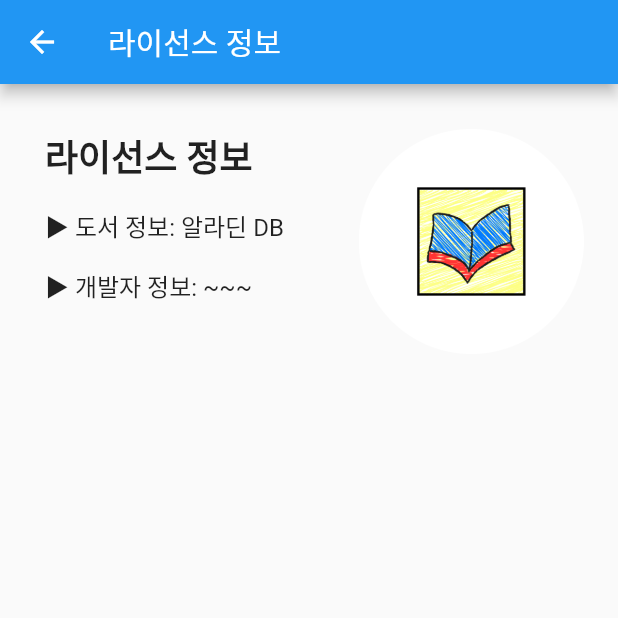
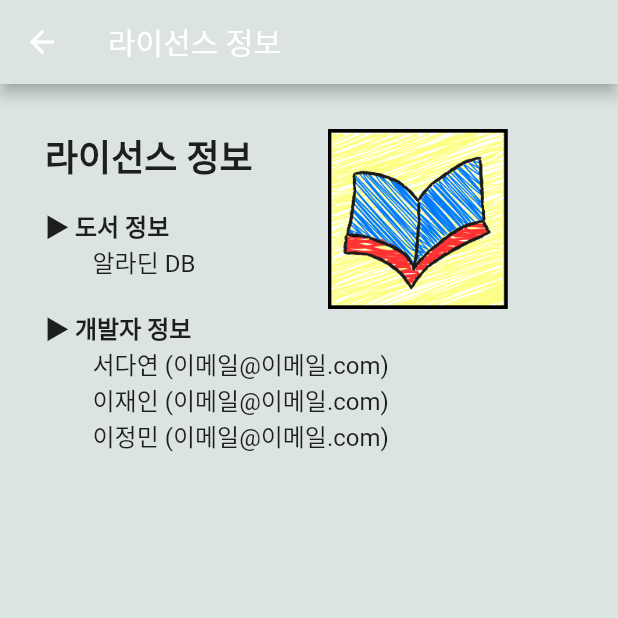
Before and after one commit to 2023-2-CAU-AI-MP-TeamProject/book_juk, a Flutter app: the License screen opened directly, on a phone screen of 412 x 824 dp, the top half of it. Run offline on Flutter 3.47's test engine with Material 2 defaults, Android fonts, the phone set to English and light mode, and no system bars; our stand-ins replace cloud_firestore, firebase_auth, firebase_core, fl_chart, flutter_native_splash, google_sign_in and 1 more; missing offline and left inert: kakao_flutter_sdk_user; accounts and stored records are empty.

Commit message:
전체적인 색깔: DBE3E3 사용, 초기화, 테마 설정, 로그아웃, 라이선스 정보 수정

```diff
--- a/lib/Statistics.dart
+++ b/lib/Statistics.dart
@@ -72,6 +72,8 @@ class _StatisticsState extends State<Statistics> {
 
     return Scaffold(
       body: Center(
+        child: Container(
+          color: Color(0xffDBE3E3),
           child: Column(
             mainAxisAlignment: MainAxisAlignment.center,
             children: [
@@ -181,6 +183,7 @@ class _StatisticsState extends State<Statistics> {
             ],
           ),
         ),
+      ),
     );
   }
 }
--- a/lib/main.dart
+++ b/lib/main.dart
@@ -245,7 +245,7 @@ with SingleTickerProviderStateMixin {
             ).toList()
           ),
           bottomNavigationBar: Container(
-            color: Colors.transparent,
+            color: Color(0xffDBE3E3),
             child: TabBar(
               tabs: <Tab>[
                 Tab(
--- a/lib/search/search.dart
+++ b/lib/search/search.dart
@@ -124,7 +124,7 @@ with TickerProviderStateMixin{
           ),
         ),
         titleSpacing: 0,
-        backgroundColor: Colors.transparent,
+        backgroundColor: Color(0xffDBE3E3),
         elevation: 0,
       ),
       body: body,
@@ -146,7 +146,8 @@ with TickerProviderStateMixin{
         onTap:() => FocusScope.of(context).unfocus(),
         onVerticalDragStart: (details) => FocusScope.of(context).unfocus(),
         onHorizontalDragStart: (details) => FocusScope.of(context).unfocus(),
-        child: const SizedBox(
+        child: Container(
+          color: Color(0xffDBE3E3),
           width: double.infinity,
           height: double.infinity,
           child: AbsorbPointer(
--- a/lib/setting/license.dart
+++ b/lib/setting/license.dart
@@ -8,15 +8,22 @@ class License extends StatelessWidget {
     return Scaffold(
       appBar: AppBar(
         title: const Text('라이선스 정보'),
+        backgroundColor: Color(0xffDBE3E3),
       ),
-      body: Padding(
+      body: Container(
+        color: Color(0xffDBE3E3),
+        child: Padding(
           padding: const EdgeInsets.all(30.0),
-        child: Row(
+          child: Column(
             crossAxisAlignment: CrossAxisAlignment.start,
             children: <Widget>[
-            const Column(
+              Row(
                 crossAxisAlignment: CrossAxisAlignment.start,
+                mainAxisAlignment: MainAxisAlignment.start,
                 children: <Widget>[
+                  Column(
+                    crossAxisAlignment: CrossAxisAlignment.start,
+                    children: [
                       Text(
                         '라이선스 정보',
                         style: TextStyle(
@@ -26,23 +33,44 @@ class License extends StatelessWidget {
                       ),
                       SizedBox(height: 16.0),
                       Text(
-                  '▶ 도서 정보: 알라딘 DB',
-                  style: TextStyle(fontSize: 16.0),
+                        '▶ 도서 정보',
+                        style: TextStyle(fontSize: 16.0, fontWeight: FontWeight.bold),
                       ),
-                SizedBox(height: 16.0),
                       Text(
-                  '▶ 개발자 정보: ~~~',
+                        '        알라딘 DB',
                         style: TextStyle(fontSize: 16.0),
                       ),
                     ],
                   ),
                   const SizedBox(width: 50.0),
-            Image.asset(
+                  ClipRect(
+                    child: Align(
+                      alignment: Alignment.center,
+                      heightFactor: 0.48,
+                      widthFactor: 0.48,
+                      child: Image.asset(
                         'assets/icon.png',
-              width: 150.0,
-              height: 150.0,
+                        width: 250.0,
+                        height: 250.0,
+                      ),
+                    ),
                   ),
                 ],
+              ),
+              Text(
+                '▶ 개발자 정보',
+                style: TextStyle(fontSize: 16.0, fontWeight: FontWeight.bold),
+              ),
+              Text(
+                '        서다연 (이메일@이메일.com)',
+                style: TextStyle(fontSize: 16),
+              ),
+              Text('        이재인 (이메일@이메일.com)',
+                style: TextStyle(fontSize: 16),),
+              Text('        이정민 (이메일@이메일.com)',
+                style: TextStyle(fontSize: 16),),
+            ],
+          ),
         ),
       ),
     );
```
Also changed, not shown: lib/MyHome.dart (+6 -3 lines), lib/setting/setting.dart (+14 -4 lines), lib/setting/settingColors.dart (+17 -11 lines). Lines whose indentation alone changed are shown as unchanged.
